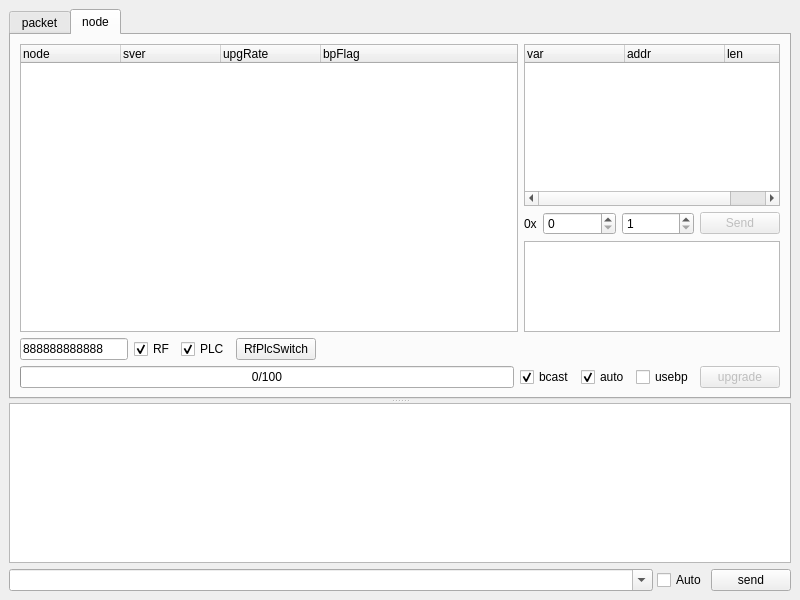
This is mainwindow.ui in zaazbb/YM001NetworkAnalyzer as Qt 5 draws it before an edit. The edited form follows.
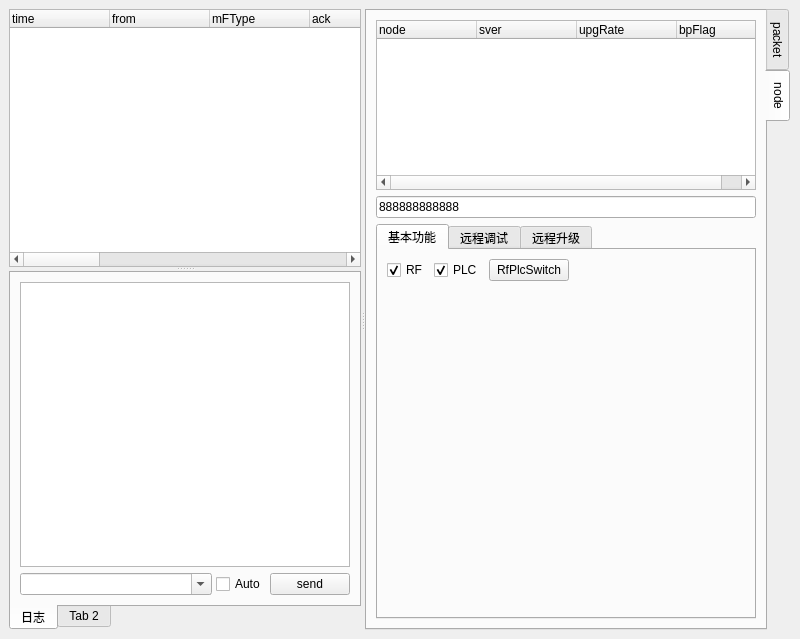
This is the edited form. The open tabs and pages were chosen to show the change.

Commit message: redesign ui layerout.

```diff
--- a/mainwindow.ui
+++ b/mainwindow.ui
@@ -7,32 +7,29 @@
     <x>0</x>
     <y>0</y>
     <width>800</width>
-    <height>600</height>
+    <height>639</height>
    </rect>
   </property>
   <property name="windowTitle">
    <string>MainWindow</string>
   </property>
   <widget class="QWidget" name="centralWidget">
-   <layout class="QVBoxLayout" name="verticalLayout_2">
+   <layout class="QVBoxLayout" name="verticalLayout_5">
     <item>
-     <widget class="QSplitter" name="splitter">
+     <widget class="QSplitter" name="splitter_h">
+      <property name="orientation">
+       <enum>Qt::Horizontal</enum>
+      </property>
+      <property name="opaqueResize">
+       <bool>true</bool>
+      </property>
+      <property name="childrenCollapsible">
+       <bool>true</bool>
+      </property>
+      <widget class="QSplitter" name="splitter_v">
       <property name="orientation">
        <enum>Qt::Vertical</enum>
       </property>
-      <widget class="QTabWidget" name="tabWidget">
-       <property name="tabPosition">
-        <enum>QTabWidget::North</enum>
-       </property>
-       <property name="currentIndex">
-        <number>0</number>
-       </property>
-       <widget class="QWidget" name="tab">
-        <attribute name="title">
-         <string>packet</string>
-        </attribute>
-        <layout class="QHBoxLayout" name="horizontalLayout_3" stretch="1,0">
-         <item>
           <widget class="QTreeWidget" name="treeWidget">
            <property name="contextMenuPolicy">
             <enum>Qt::CustomContextMenu</enum>
@@ -122,9 +119,67 @@
             </property>
            </column>
           </widget>
+       <widget class="QTabWidget" name="tabWidget_bottomSideBar">
+        <property name="tabPosition">
+         <enum>QTabWidget::South</enum>
+        </property>
+        <widget class="QWidget" name="tab_5">
+         <attribute name="title">
+          <string>日志</string>
+         </attribute>
+         <layout class="QVBoxLayout" name="verticalLayout">
+          <item>
+           <widget class="QPlainTextEdit" name="plainTextEdit_log"/>
          </item>
          <item>
-          <layout class="QVBoxLayout" name="verticalLayout" stretch="2,1,0">
+           <layout class="QHBoxLayout" name="horizontalLayout_8" stretch="1,0,0">
+            <property name="spacing">
+             <number>4</number>
+            </property>
+            <item>
+             <widget class="QComboBox" name="comboBox_cmd">
+              <property name="editable">
+               <bool>true</bool>
+              </property>
+             </widget>
+            </item>
+            <item>
+             <widget class="QCheckBox" name="checkBox_autosend">
+              <property name="text">
+               <string>Auto</string>
+              </property>
+             </widget>
+            </item>
+            <item>
+             <widget class="QPushButton" name="pushButton_send">
+              <property name="text">
+               <string>send</string>
+              </property>
+             </widget>
+            </item>
+           </layout>
+          </item>
+         </layout>
+        </widget>
+        <widget class="QWidget" name="tab_6">
+         <attribute name="title">
+          <string>Tab 2</string>
+         </attribute>
+        </widget>
+       </widget>
+      </widget>
+      <widget class="QTabWidget" name="tabWidget_rightSideBar">
+       <property name="tabPosition">
+        <enum>QTabWidget::East</enum>
+       </property>
+       <property name="currentIndex">
+        <number>0</number>
+       </property>
+       <widget class="QWidget" name="tab">
+        <attribute name="title">
+         <string>packet</string>
+        </attribute>
+        <layout class="QVBoxLayout" name="verticalLayout_2" stretch="1,0,0,0">
            <item>
             <widget class="QTreeWidget" name="treeWidget_cmdinfo">
              <property name="sizePolicy">
@@ -155,7 +210,7 @@
             <widget class="QPlainTextEdit" name="plainTextEdit_pktdata"/>
            </item>
            <item>
-            <layout class="QHBoxLayout" name="horizontalLayout" stretch="0,0,0,1">
+          <layout class="QHBoxLayout" name="horizontalLayout" stretch="0,0,0,1,0">
              <property name="spacing">
               <number>4</number>
              </property>
@@ -359,6 +414,19 @@
                </item>
               </widget>
              </item>
+           <item>
+            <spacer name="horizontalSpacer_3">
+             <property name="orientation">
+              <enum>Qt::Horizontal</enum>
+             </property>
+             <property name="sizeHint" stdset="0">
+              <size>
+               <width>40</width>
+               <height>20</height>
+              </size>
+             </property>
+            </spacer>
+           </item>
              <item>
               <widget class="QPushButton" name="pushButton_parsepkt">
                <property name="enabled">
@@ -371,19 +439,29 @@
              </item>
             </layout>
            </item>
-          </layout>
+         <item>
+          <spacer name="verticalSpacer_3">
+           <property name="orientation">
+            <enum>Qt::Vertical</enum>
+           </property>
+           <property name="sizeHint" stdset="0">
+            <size>
+             <width>20</width>
+             <height>40</height>
+            </size>
+           </property>
+          </spacer>
          </item>
         </layout>
-        <zorder>treeWidget</zorder>
-        <zorder></zorder>
+        <zorder>plainTextEdit_pktdata</zorder>
+        <zorder>treeWidget_cmdinfo</zorder>
+        <zorder>verticalSpacer_3</zorder>
        </widget>
        <widget class="QWidget" name="tab_2">
         <attribute name="title">
          <string>node</string>
         </attribute>
-        <layout class="QVBoxLayout" name="verticalLayout_4">
-         <item>
-          <layout class="QHBoxLayout" name="horizontalLayout_5" stretch="1,0">
+        <layout class="QVBoxLayout" name="verticalLayout_8" stretch="1,0,0">
            <item>
             <widget class="QTreeWidget" name="treeWidget_node">
              <property name="contextMenuPolicy">
@@ -415,6 +493,89 @@
             </widget>
            </item>
            <item>
+          <widget class="QLineEdit" name="lineEdit_curnode">
+           <property name="text">
+            <string>888888888888</string>
+           </property>
+          </widget>
+         </item>
+         <item>
+          <widget class="QTabWidget" name="tabWidget_3">
+           <property name="currentIndex">
+            <number>2</number>
+           </property>
+           <widget class="QWidget" name="tab_7">
+            <attribute name="title">
+             <string>基本功能</string>
+            </attribute>
+            <layout class="QVBoxLayout" name="verticalLayout_4">
+             <item>
+              <layout class="QHBoxLayout" name="horizontalLayout_3">
+               <item>
+                <widget class="QCheckBox" name="checkBox_rf">
+                 <property name="text">
+                  <string>RF</string>
+                 </property>
+                 <property name="checked">
+                  <bool>true</bool>
+                 </property>
+                </widget>
+               </item>
+               <item>
+                <widget class="QCheckBox" name="checkBox_plc">
+                 <property name="text">
+                  <string>PLC</string>
+                 </property>
+                 <property name="checked">
+                  <bool>true</bool>
+                 </property>
+                </widget>
+               </item>
+               <item>
+                <widget class="QPushButton" name="pushButton_rfplcsw">
+                 <property name="text">
+                  <string>RfPlcSwitch</string>
+                 </property>
+                </widget>
+               </item>
+               <item>
+                <spacer name="horizontalSpacer">
+                 <property name="orientation">
+                  <enum>Qt::Horizontal</enum>
+                 </property>
+                 <property name="sizeHint" stdset="0">
+                  <size>
+                   <width>40</width>
+                   <height>20</height>
+                  </size>
+                 </property>
+                </spacer>
+               </item>
+              </layout>
+             </item>
+             <item>
+              <spacer name="verticalSpacer">
+               <property name="orientation">
+                <enum>Qt::Vertical</enum>
+               </property>
+               <property name="sizeHint" stdset="0">
+                <size>
+                 <width>20</width>
+                 <height>319</height>
+                </size>
+               </property>
+              </spacer>
+             </item>
+            </layout>
+            <zorder></zorder>
+            <zorder>verticalSpacer</zorder>
+           </widget>
+           <widget class="QWidget" name="tab_8">
+            <attribute name="title">
+             <string>远程调试</string>
+            </attribute>
+            <layout class="QVBoxLayout" name="verticalLayout_7">
+             <item>
             <layout class="QVBoxLayout" name="verticalLayout_3" stretch="0,0,0">
              <item>
               <widget class="QTreeWidget" name="treeWidget_rdbglst">
@@ -439,7 +600,7 @@
               </widget>
              </item>
              <item>
-              <layout class="QHBoxLayout" name="horizontalLayout_4" stretch="0,1,1,0">
+                <layout class="QHBoxLayout" name="horizontalLayout_4" stretch="0,1,1,0,0">
                <item>
                 <widget class="QLabel" name="label_2">
                  <property name="text">
@@ -473,6 +634,19 @@
                  </property>
                 </widget>
                </item>
+                 <item>
+                  <spacer name="horizontalSpacer_2">
+                   <property name="orientation">
+                    <enum>Qt::Horizontal</enum>
+                   </property>
+                   <property name="sizeHint" stdset="0">
+                    <size>
+                     <width>40</width>
+                     <height>20</height>
+                    </size>
+                   </property>
+                  </spacer>
+                 </item>
                <item>
                 <widget class="QPushButton" name="pushButton_rdbgsend">
                  <property name="enabled">
@@ -501,60 +675,13 @@
             </layout>
            </item>
           </layout>
-         </item>
-         <item>
-          <layout class="QHBoxLayout" name="horizontalLayout_6" stretch="0,0,0,0,1">
-           <item>
-            <widget class="QLineEdit" name="lineEdit_curnode">
-             <property name="text">
-              <string>888888888888</string>
-             </property>
-            </widget>
-           </item>
-           <item>
-            <widget class="QCheckBox" name="checkBox_rf">
-             <property name="text">
-              <string>RF</string>
-             </property>
-             <property name="checked">
-              <bool>true</bool>
-             </property>
-            </widget>
-           </item>
-           <item>
-            <widget class="QCheckBox" name="checkBox_plc">
-             <property name="text">
-              <string>PLC</string>
-             </property>
-             <property name="checked">
-              <bool>true</bool>
-             </property>
-            </widget>
-           </item>
-           <item>
-            <widget class="QPushButton" name="pushButton_rfplcsw">
-             <property name="text">
-              <string>RfPlcSwitch</string>
-             </property>
-            </widget>
-           </item>
-           <item>
-            <spacer name="horizontalSpacer">
-             <property name="orientation">
-              <enum>Qt::Horizontal</enum>
-             </property>
-             <property name="sizeHint" stdset="0">
-              <size>
-               <width>40</width>
-               <height>20</height>
-              </size>
-             </property>
-            </spacer>
-           </item>
-          </layout>
-         </item>
-         <item>
-          <layout class="QHBoxLayout" name="horizontalLayout_2" stretch="1,0,0,0,0">
+            <zorder></zorder>
+           </widget>
+           <widget class="QWidget" name="tab_9">
+            <attribute name="title">
+             <string>远程升级</string>
+            </attribute>
+            <layout class="QVBoxLayout" name="verticalLayout_6">
            <item>
             <widget class="QProgressBar" name="progressBar_upgrade">
              <property name="value">
@@ -566,6 +693,8 @@
             </widget>
            </item>
            <item>
+              <layout class="QHBoxLayout" name="horizontalLayout_2">
+               <item>
             <widget class="QCheckBox" name="checkBox_bcast">
              <property name="text">
               <string>bcast</string>
@@ -610,39 +739,27 @@
            </item>
           </layout>
          </item>
-        </layout>
-       </widget>
-      </widget>
-      <widget class="QPlainTextEdit" name="plainTextEdit_log"/>
-     </widget>
-    </item>
     <item>
-     <layout class="QHBoxLayout" name="horizontalLayout_8" stretch="1,0,0">
-      <property name="spacing">
-       <number>4</number>
-      </property>
-      <item>
-       <widget class="QComboBox" name="comboBox_cmd">
-        <property name="editable">
-         <bool>true</bool>
-        </property>
-       </widget>
-      </item>
-      <item>
-       <widget class="QCheckBox" name="checkBox_autosend">
-        <property name="text">
-         <string>Auto</string>
-        </property>
-       </widget>
-      </item>
-      <item>
-       <widget class="QPushButton" name="pushButton_send">
-        <property name="text">
-         <string>send</string>
-        </property>
+              <spacer name="verticalSpacer_2">
+               <property name="orientation">
+                <enum>Qt::Vertical</enum>
+               </property>
+               <property name="sizeHint" stdset="0">
+                <size>
+                 <width>20</width>
+                 <height>293</height>
+                </size>
+               </property>
+              </spacer>
+             </item>
+            </layout>
+           </widget>
        </widget>
       </item>
      </layout>
+       </widget>
+      </widget>
+     </widget>
     </item>
    </layout>
   </widget>
```
Lines whose indentation alone changed are shown as unchanged. The commit also changes 3 other files.
